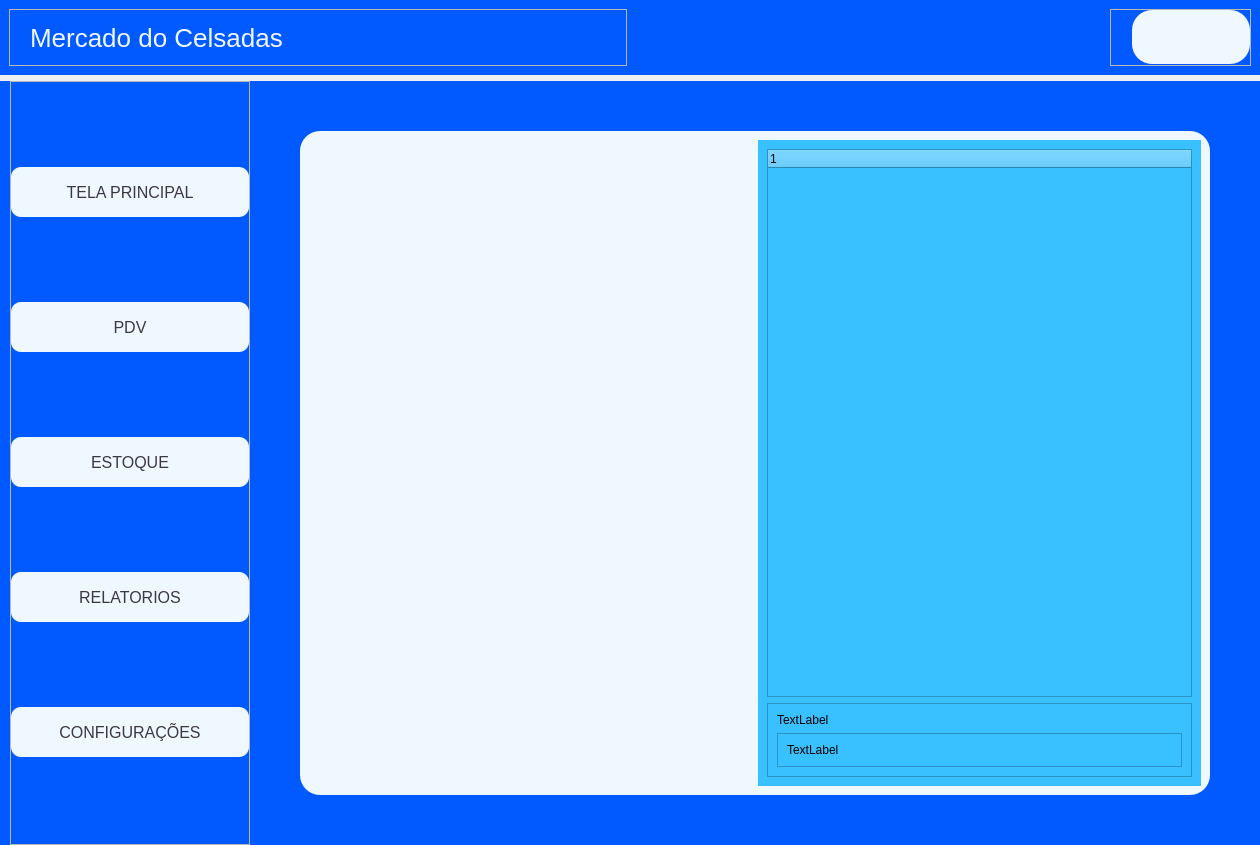
Before: the Qt Designer form ui_tela_principal.ui in CelsoLucas/Mercado, drawn with Qt 5.
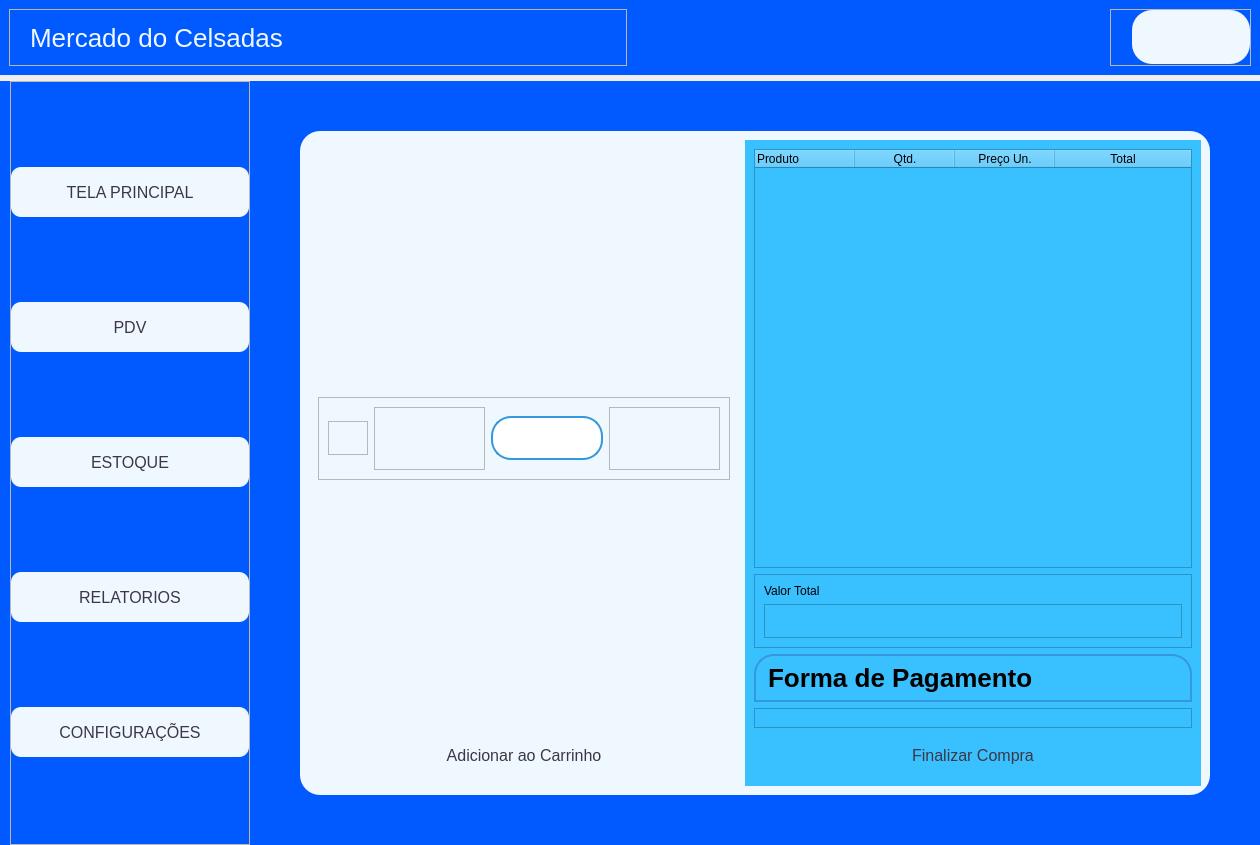
After: the same form once the commit is applied. The open tabs and pages were chosen to show the change. Icons and pictures are not drawn.

```diff
--- a/ui_tela_principal.ui
+++ b/ui_tela_principal.ui
@@ -894,7 +894,107 @@
                 <property name="styleSheet">
                  <string notr="true"/>
                 </property>
-                <widget class="QWidget" name="lado_esquerdo_pdv_2"/>
+                <property name="currentIndex">
+                 <number>1</number>
+                </property>
+                <widget class="QWidget" name="lado_esquerdo_pdv_2">
+                 <layout class="QVBoxLayout" name="verticalLayout_20">
+                  <item alignment="Qt::AlignmentFlag::AlignHCenter|Qt::AlignmentFlag::AlignVCenter">
+                   <widget class="QFrame" name="layout_lado_estquerdo">
+                    <property name="frameShape">
+                     <enum>QFrame::Shape::StyledPanel</enum>
+                    </property>
+                    <property name="frameShadow">
+                     <enum>QFrame::Shadow::Raised</enum>
+                    </property>
+                    <layout class="QHBoxLayout" name="horizontalLayout_7">
+                     <item alignment="Qt::AlignmentFlag::AlignVCenter">
+                      <widget class="QFrame" name="layout_nome_quant">
+                       <property name="frameShape">
+                        <enum>QFrame::Shape::StyledPanel</enum>
+                       </property>
+                       <property name="frameShadow">
+                        <enum>QFrame::Shadow::Raised</enum>
+                       </property>
+                       <layout class="QHBoxLayout" name="horizontalLayout_8">
+                        <item>
+                         <widget class="QLabel" name="txt_pdv_nome">
+                          <property name="text">
+                           <string/>
+                          </property>
+                         </widget>
+                        </item>
+                        <item alignment="Qt::AlignmentFlag::AlignHCenter">
+                         <widget class="QLabel" name="txt_pdv_quant">
+                          <property name="text">
+                           <string/>
+                          </property>
+                         </widget>
+                        </item>
+                       </layout>
+                      </widget>
+                     </item>
+                     <item alignment="Qt::AlignmentFlag::AlignVCenter">
+                      <widget class="QFrame" name="layout_btn_menos">
+                       <property name="frameShape">
+                        <enum>QFrame::Shape::StyledPanel</enum>
+                       </property>
+                       <property name="frameShadow">
+                        <enum>QFrame::Shadow::Raised</enum>
+                       </property>
+                       <layout class="QHBoxLayout" name="horizontalLayout_9">
+                        <item>
+                         <widget class="QPushButton" name="btn_pdv_menos">
+                          <property name="text">
+                           <string/>
+                          </property>
+                          <property name="icon">
+                           <iconset resource="imgs/icons.qrc">
+                            <normaloff>:/icons/minus-circle.png</normaloff>:/icons/minus-circle.png</iconset>
+                          </property>
+                         </widget>
+                        </item>
+                       </layout>
+                      </widget>
+                     </item>
+                     <item>
+                      <widget class="QLineEdit" name="input_pdv_quant"/>
+                     </item>
+                     <item alignment="Qt::AlignmentFlag::AlignVCenter">
+                      <widget class="QFrame" name="layout_btn_mais">
+                       <property name="frameShape">
+                        <enum>QFrame::Shape::StyledPanel</enum>
+                       </property>
+                       <property name="frameShadow">
+                        <enum>QFrame::Shadow::Raised</enum>
+                       </property>
+                       <layout class="QHBoxLayout" name="horizontalLayout_10">
+                        <item>
+                         <widget class="QPushButton" name="btn_pdv_mais">
+                          <property name="text">
+                           <string/>
+                          </property>
+                          <property name="icon">
+                           <iconset resource="imgs/icons.qrc">
+                            <normaloff>:/icons/add.png</normaloff>:/icons/add.png</iconset>
+                          </property>
+                         </widget>
+                        </item>
+                       </layout>
+                      </widget>
+                     </item>
+                    </layout>
+                   </widget>
+                  </item>
+                  <item>
+                   <widget class="QPushButton" name="pushButton_3">
+                    <property name="text">
+                     <string>Adicionar ao Carrinho</string>
+                    </property>
+                   </widget>
+                  </item>
+                 </layout>
+                </widget>
                 <widget class="QWidget" name="lado_esquerdo_pdv_1">
                  <layout class="QVBoxLayout" name="verticalLayout_8">
                   <item alignment="Qt::AlignmentFlag::AlignTop">
@@ -906,6 +1006,20 @@
                      <enum>QFrame::Shadow::Raised</enum>
                     </property>
                     <layout class="QHBoxLayout" name="horizontalLayout_6">
+                     <item>
+                      <widget class="QLineEdit" name="input_pdv_produto"/>
+                     </item>
+                     <item>
+                      <widget class="QPushButton" name="btn_pesquisar_produto">
+                       <property name="text">
+                        <string/>
+                       </property>
+                       <property name="icon">
+                        <iconset resource="imgs/icons.qrc">
+                         <normaloff>:/icons/search.png</normaloff>:/icons/search.png</iconset>
+                       </property>
+                      </widget>
+                     </item>
                      <item alignment="Qt::AlignmentFlag::AlignHCenter">
                       <widget class="QComboBox" name="input_pdv_categoria">
                        <property name="placeholderText">
@@ -926,7 +1040,7 @@
                       <rect>
                        <x>0</x>
                        <y>0</y>
-                       <width>423</width>
+                       <width>404</width>
                        <height>547</height>
                       </rect>
                      </property>
@@ -954,19 +1068,46 @@
                 <property name="styleSheet">
                  <string notr="true">background-color: rgb(57, 192, 255);</string>
                 </property>
-                <widget class="QWidget" name="page_5">
+                <property name="currentIndex">
+                 <number>0</number>
+                </property>
+                <widget class="QWidget" name="lado_direito_pdv_1">
                  <layout class="QVBoxLayout" name="verticalLayout_15">
                   <item>
                    <widget class="QTreeWidget" name="treeWidget_3">
                     <column>
                      <property name="text">
-                      <string/>
+                      <string>Produto</string>
+                     </property>
+                    </column>
+                    <column>
+                     <property name="text">
+                      <string>Qtd.</string>
+                     </property>
+                     <property name="textAlignment">
+                      <set>AlignCenter</set>
+                     </property>
+                    </column>
+                    <column>
+                     <property name="text">
+                      <string>Preço Un.</string>
+                     </property>
+                     <property name="textAlignment">
+                      <set>AlignCenter</set>
+                     </property>
+                    </column>
+                    <column>
+                     <property name="text">
+                      <string>Total</string>
+                     </property>
+                     <property name="textAlignment">
+                      <set>AlignCenter</set>
                      </property>
                     </column>
                    </widget>
                   </item>
                   <item>
-                   <widget class="QFrame" name="frame_3">
+                   <widget class="QFrame" name="layout_valor_total">
                     <property name="frameShape">
                      <enum>QFrame::Shape::StyledPanel</enum>
                     </property>
@@ -975,9 +1116,9 @@
                     </property>
                     <layout class="QVBoxLayout" name="verticalLayout_16">
                      <item>
-                      <widget class="QLabel" name="label">
+                      <widget class="QLabel" name="txt_valor_total_texto">
                        <property name="text">
-                        <string>TextLabel</string>
+                        <string>Valor Total</string>
                        </property>
                       </widget>
                      </item>
@@ -991,9 +1132,9 @@
                        </property>
                        <layout class="QVBoxLayout" name="verticalLayout_17">
                         <item>
-                         <widget class="QLabel" name="label_2">
+                         <widget class="QLabel" name="txt_valor_total">
                           <property name="text">
-                           <string>TextLabel</string>
+                           <string/>
                           </property>
                          </widget>
                         </item>
@@ -1003,9 +1144,64 @@
                     </layout>
                    </widget>
                   </item>
+                  <item>
+                   <widget class="QComboBox" name="input_pdv_forma_pagamento">
+                    <property name="placeholderText">
+                     <string>Forma de Pagamento</string>
+                    </property>
+                    <item>
+                     <property name="text">
+                      <string>Pix</string>
+                     </property>
+                    </item>
+                    <item>
+                     <property name="text">
+                      <string>Débito</string>
+                     </property>
+                    </item>
+                    <item>
+                     <property name="text">
+                      <string>Crédito</string>
+                     </property>
+                    </item>
+                    <item>
+                     <property name="text">
+                      <string>Dinheiro</string>
+                     </property>
+                    </item>
+                   </widget>
+                  </item>
+                  <item>
+                   <widget class="QFrame" name="frame_pagamento">
+                    <property name="frameShape">
+                     <enum>QFrame::Shape::StyledPanel</enum>
+                    </property>
+                    <property name="frameShadow">
+                     <enum>QFrame::Shadow::Raised</enum>
+                    </property>
+                    <layout class="QVBoxLayout" name="verticalLayout_18"/>
+                   </widget>
+                  </item>
+                  <item>
+                   <widget class="QPushButton" name="btn_finaliza_compra">
+                    <property name="text">
+                     <string>Finalizar Compra</string>
+                    </property>
+                   </widget>
+                  </item>
                  </layout>
                 </widget>
-                <widget class="QWidget" name="page_6"/>
+                <widget class="QWidget" name="page_6">
+                 <layout class="QVBoxLayout" name="verticalLayout_19">
+                  <item alignment="Qt::AlignmentFlag::AlignHCenter|Qt::AlignmentFlag::AlignVCenter">
+                   <widget class="QLabel" name="label_6">
+                    <property name="text">
+                     <string>&lt;html&gt;&lt;head/&gt;&lt;body&gt;&lt;p align=&quot;center&quot;&gt;&lt;span style=&quot; font-size:16pt;&quot;&gt;Compra Realizada! &lt;/span&gt;&lt;/p&gt;&lt;p align=&quot;center&quot;&gt;&lt;span style=&quot; font-size:16pt;&quot;&gt;Obrigado Por Comprar no Mercado do Celsadas&lt;/span&gt;&lt;/p&gt;&lt;/body&gt;&lt;/html&gt;</string>
+                    </property>
+                   </widget>
+                  </item>
+                 </layout>
+                </widget>
                </widget>
               </item>
              </layout>
```
